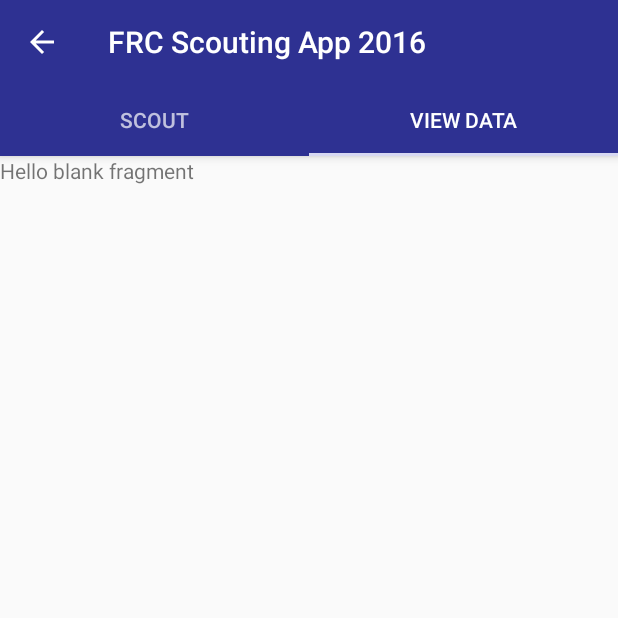
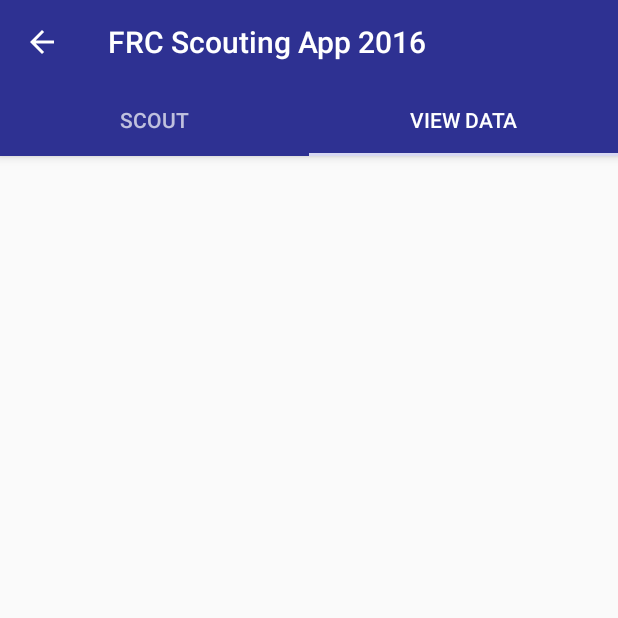
Before and after one commit to Brendon-Egolf/FRCScoutingApp2016, an Android app: the screen it shows after launch (MainActivity), tab 2 chosen, on a phone screen of 412 x 824 dp, the top half of it. Run offline under Robolectric (Android 15) with nearby library versions, the phone set to English and light mode, and no system bars.

Commit message:
added a listview in xml?

```diff
--- a/app/src/main/res/layout/fragment_data_view.xml
+++ b/app/src/main/res/layout/fragment_data_view.xml
@@ -1,12 +1,11 @@
-<FrameLayout xmlns:android="http://schemas.android.com/apk/res/android"
+<RelativeLayout xmlns:android="http://schemas.android.com/apk/res/android"
     xmlns:tools="http://schemas.android.com/tools" android:layout_width="match_parent"
     android:layout_height="match_parent"
     tools:context="com.petoskeypaladins.frcscoutingapp.DataView">
 
-    <!-- TODO: Update blank fragment layout -->
-    <TextView android:layout_width="match_parent" android:layout_height="match_parent"
-        android:text="@string/hello_blank_fragment" />
+    <ListView android:id="@+id/list"
+        android:layout_width="wrap_content"
+        android:layout_height="wrap_content" />
 
 
-
-</FrameLayout>
+</RelativeLayout>
```
